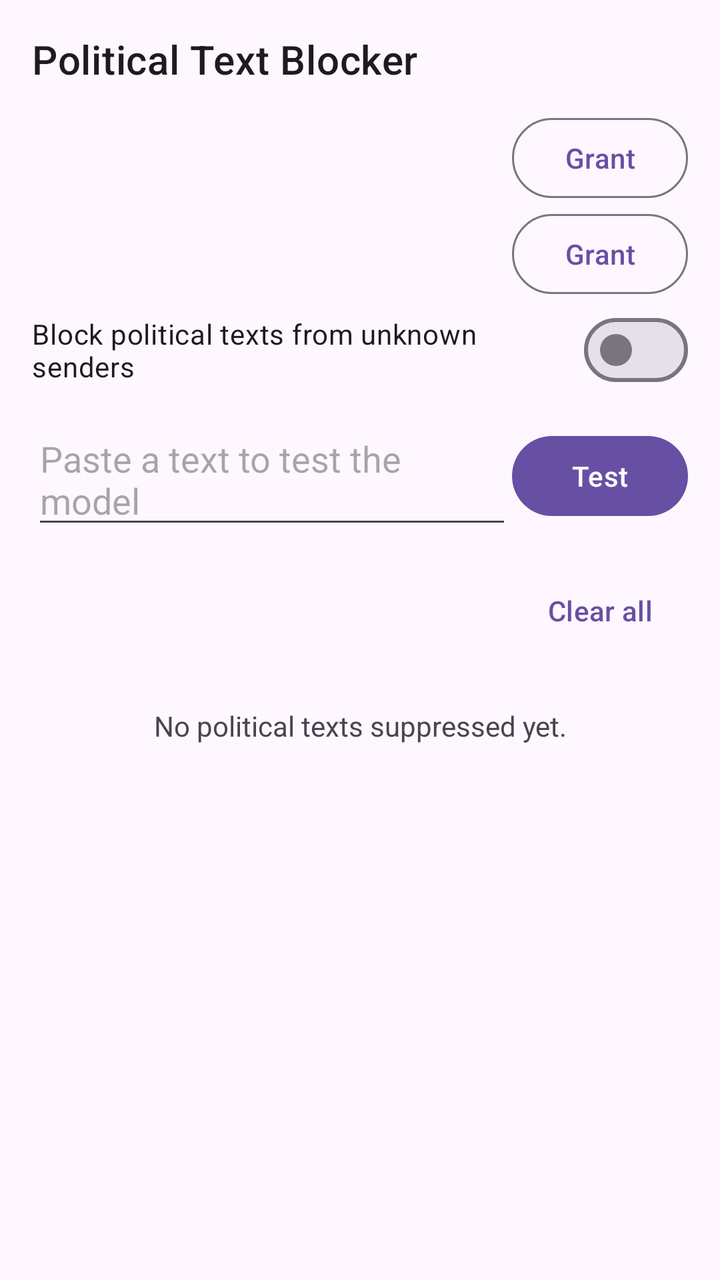
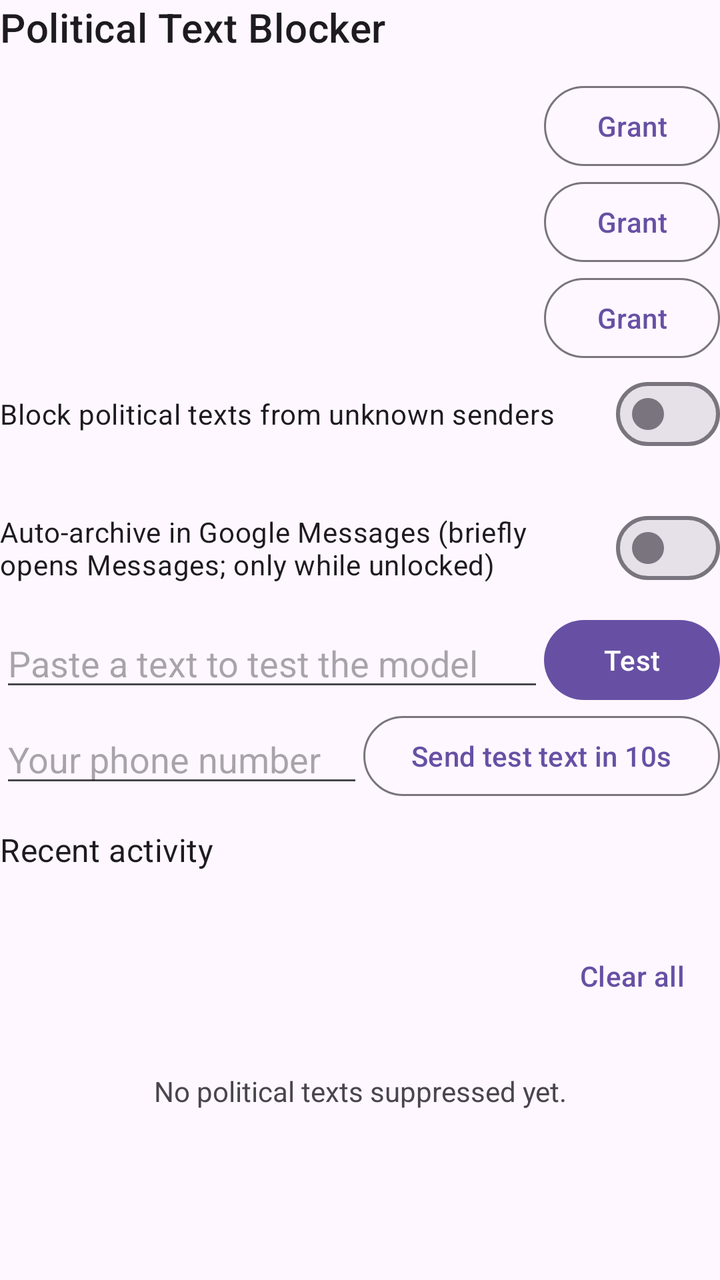

Before-and-after screenshots of an Android layout around one commit, followed by the original layout XML and the change that was made.
<!-- AndroidManifest.xml: application theme Theme.PoliticalBlocker -->
<!-- res/layout/activity_main.xml -->
<?xml version="1.0" encoding="utf-8"?>
<LinearLayout xmlns:android="http://schemas.android.com/apk/res/android"
    android:layout_width="match_parent"
    android:layout_height="match_parent"
    android:fitsSystemWindows="true"
    android:orientation="vertical"
    android:padding="16dp">

    <TextView
        android:layout_width="wrap_content"
        android:layout_height="wrap_content"
        android:text="@string/app_name"
        android:textAppearance="?attr/textAppearanceHeadline6" />

    <LinearLayout
        android:layout_width="match_parent"
        android:layout_height="wrap_content"
        android:layout_marginTop="12dp"
        android:gravity="center_vertical"
        android:orientation="horizontal">

        <TextView
            android:id="@+id/notificationStatus"
            android:layout_width="0dp"
            android:layout_height="wrap_content"
            android:layout_weight="1" />

        <Button
            android:id="@+id/grantNotification"
            style="?attr/materialButtonOutlinedStyle"
            android:layout_width="wrap_content"
            android:layout_height="wrap_content"
            android:text="@string/grant" />
    </LinearLayout>

    <LinearLayout
        android:layout_width="match_parent"
        android:layout_height="wrap_content"
        android:gravity="center_vertical"
        android:orientation="horizontal">

        <TextView
            android:id="@+id/contactsStatus"
            android:layout_width="0dp"
            android:layout_height="wrap_content"
            android:layout_weight="1" />

        <Button
            android:id="@+id/grantContacts"
            style="?attr/materialButtonOutlinedStyle"
            android:layout_width="wrap_content"
            android:layout_height="wrap_content"
            android:text="@string/grant" />
    </LinearLayout>

    <com.google.android.material.materialswitch.MaterialSwitch
        android:id="@+id/enabledSwitch"
        android:layout_width="match_parent"
        android:layout_height="wrap_content"
        android:text="@string/blocking_enabled" />

    <LinearLayout
        android:layout_width="match_parent"
        android:layout_height="wrap_content"
        android:layout_marginTop="8dp"
        android:gravity="center_vertical"
        android:orientation="horizontal">

        <EditText
            android:id="@+id/testInput"
            android:layout_width="0dp"
            android:layout_height="wrap_content"
            android:layout_weight="1"
            android:hint="@string/test_hint"
            android:importantForAutofill="no"
            android:inputType="textMultiLine" />

        <Button
            android:id="@+id/testButton"
            android:layout_width="wrap_content"
            android:layout_height="wrap_content"
            android:text="@string/test" />
    </LinearLayout>

    <TextView
        android:id="@+id/testResult"
        android:layout_width="match_parent"
        android:layout_height="wrap_content"
        android:visibility="gone" />

    <LinearLayout
        android:layout_width="match_parent"
        android:layout_height="wrap_content"
        android:layout_marginTop="12dp"
        android:gravity="center_vertical"
        android:orientation="horizontal">

        <TextView
            android:id="@+id/suppressedHeader"
            android:layout_width="0dp"
            android:layout_height="wrap_content"
            android:layout_weight="1"
            android:textAppearance="?attr/textAppearanceSubtitle1" />

        <Button
            android:id="@+id/clearAll"
            style="?attr/borderlessButtonStyle"
            android:layout_width="wrap_content"
            android:layout_height="wrap_content"
            android:text="@string/clear_all" />
    </LinearLayout>

    <TextView
        android:id="@+id/emptyView"
        android:layout_width="match_parent"
        android:layout_height="wrap_content"
        android:paddingTop="24dp"
        android:text="@string/empty"
        android:textAlignment="center" />

    <androidx.recyclerview.widget.RecyclerView
        android:id="@+id/list"
        android:layout_width="match_parent"
        android:layout_height="0dp"
        android:layout_weight="1" />
</LinearLayout>
<!-- resources referenced by this layout -->
<resources>
  <string name="app_name">Political Text Blocker</string>
  <string name="blocking_enabled">Block political texts from unknown senders</string>
  <string name="clear_all">Clear all</string>
  <string name="empty">No political texts suppressed yet.</string>
  <string name="grant">Grant</string>
  <string name="test">Test</string>
  <string name="test_hint">Paste a text to test the model</string>
  <style name="Theme.PoliticalBlocker" parent="Theme.Material3.DayNight.NoActionBar" />
</resources>

<!-- the commit's change to res/layout/activity_main.xml (unified diff, before → after) -->
@@ -1,10 +1,9 @@
 <?xml version="1.0" encoding="utf-8"?>
 <LinearLayout xmlns:android="http://schemas.android.com/apk/res/android"
+    android:id="@+id/root"
     android:layout_width="match_parent"
     android:layout_height="match_parent"
-    android:fitsSystemWindows="true"
-    android:orientation="vertical"
-    android:padding="16dp">
+    android:orientation="vertical">
 
     <TextView
         android:layout_width="wrap_content"
@@ -53,11 +52,42 @@
             android:text="@string/grant" />
     </LinearLayout>
 
+    <LinearLayout
+        android:layout_width="match_parent"
+        android:layout_height="wrap_content"
+        android:gravity="center_vertical"
+        android:orientation="horizontal">
+
+        <TextView
+            android:id="@+id/archiveStatus"
+            android:layout_width="0dp"
+            android:layout_height="wrap_content"
+            android:layout_weight="1" />
+
+        <Button
+            android:id="@+id/grantArchive"
+            style="?attr/materialButtonOutlinedStyle"
+            android:layout_width="wrap_content"
+            android:layout_height="wrap_content"
+            android:text="@string/grant" />
+    </LinearLayout>
+
     <com.google.android.material.materialswitch.MaterialSwitch
         android:id="@+id/enabledSwitch"
         android:layout_width="match_parent"
         android:layout_height="wrap_content"
         android:text="@string/blocking_enabled" />
+
+    <TextView
+        android:id="@+id/quietStatus"
+        android:layout_width="match_parent"
+        android:layout_height="wrap_content" />
+
+    <com.google.android.material.materialswitch.MaterialSwitch
+        android:id="@+id/autoArchiveSwitch"
+        android:layout_width="match_parent"
+        android:layout_height="wrap_content"
+        android:text="@string/auto_archive_toggle" />
 
     <LinearLayout
         android:layout_width="match_parent"
@@ -87,6 +117,45 @@
         android:layout_width="match_parent"
         android:layout_height="wrap_content"
         android:visibility="gone" />
+
+    <LinearLayout
+        android:layout_width="match_parent"
+        android:layout_height="wrap_content"
+        android:gravity="center_vertical"
+        android:orientation="horizontal">
+
+        <EditText
+            android:id="@+id/ownNumber"
+            android:layout_width="0dp"
+            android:layout_height="wrap_content"
+            android:layout_weight="1"
+            android:autofillHints="phoneNumber"
+            android:hint="@string/own_number_hint"
+            android:inputType="phone" />
+
+        <Button
+            android:id="@+id/sendTest"
+            style="?attr/materialButtonOutlinedStyle"
+            android:layout_width="wrap_content"
+            android:layout_height="wrap_content"
+            android:text="@string/send_test" />
+    </LinearLayout>
+
+    <TextView
+        android:layout_width="match_parent"
+        android:layout_height="wrap_content"
+        android:layout_marginTop="12dp"
+        android:text="@string/recent_activity"
+        android:textAppearance="?attr/textAppearanceSubtitle1" />
+
+    <TextView
+        android:id="@+id/activityLog"
+        android:layout_width="match_parent"
+        android:layout_height="wrap_content"
+        android:maxLines="6"
+        android:scrollbars="vertical"
+        android:textAppearance="?attr/textAppearanceCaption"
+        android:textIsSelectable="true" />
 
     <LinearLayout
         android:layout_width="match_parent"
<!-- resource entries referenced after the edit -->
@@ -1,10 +1,14 @@
 <!-- resources referenced by this layout -->
 <resources>
   <string name="app_name">Political Text Blocker</string>
+  <string name="auto_archive_toggle">Auto-archive in Google Messages (briefly opens Messages; only while unlocked)</string>
   <string name="blocking_enabled">Block political texts from unknown senders</string>
   <string name="clear_all">Clear all</string>
   <string name="empty">No political texts suppressed yet.</string>
   <string name="grant">Grant</string>
+  <string name="own_number_hint">Your phone number</string>
+  <string name="recent_activity">Recent activity</string>
+  <string name="send_test">Send test text in 10s</string>
   <string name="test">Test</string>
   <string name="test_hint">Paste a text to test the model</string>
   <style name="Theme.PoliticalBlocker" parent="Theme.Material3.DayNight.NoActionBar" />
